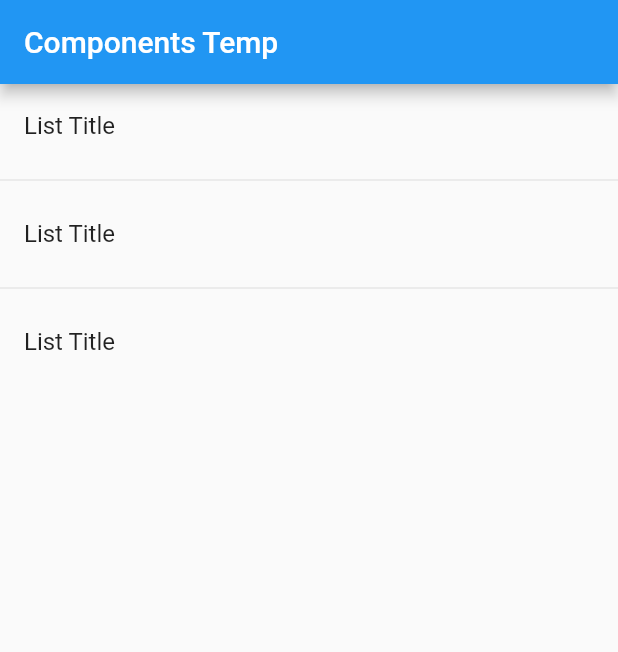
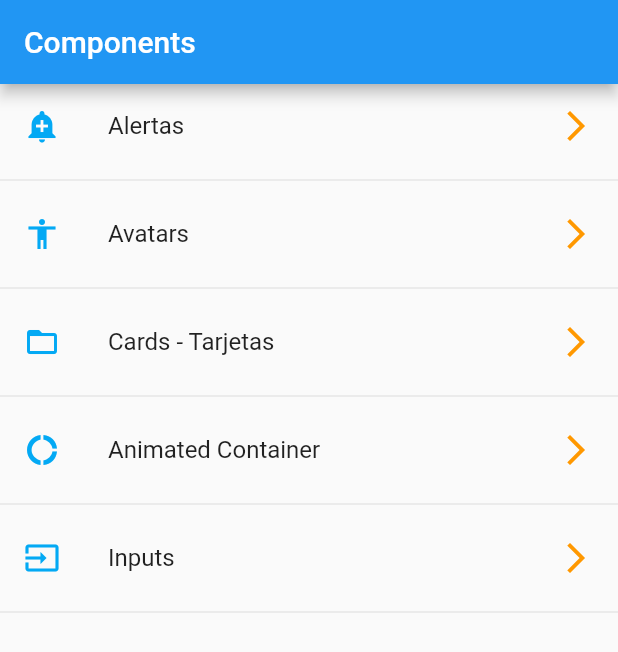
Before and after one commit to AngelSalmones/CursoMovilFlutter, a Flutter app: the screen it shows after launch, on a phone screen of 412 x 824 dp. Shown: the top 652 px of the screen. Run offline on Flutter 3.47's test engine with Material 2 defaults, Android fonts, the phone set to English and light mode, and no system bars.

Commit message:
second commint day 06-28-19

```diff
--- /dev/null
+++ b/components/data/menu_opts.json
@@ -0,0 +1,30 @@
+{
+    "nameApp" : "Componentes",
+    "routes" : [
+        {
+            "route" : "alert",
+            "icon" : "add_alert",
+            "text": "Alertas"
+        },
+        {
+            "route" : "avatar",
+            "icon" : "accessibility",
+            "text": "Avatars"
+        },
+        {
+            "route" : "card",
+            "icon" : "folder_open",
+            "text": "Cards - Tarjetas"
+        },
+        {
+            "route" : "animatedContainer",
+            "icon" : "donut_large",
+            "text": "Animated Container"
+        },
+        {
+            "route" : "inputs",
+            "icon" : "input",
+            "text": "Inputs"
+        }
+    ]
+}
--- a/components/lib/main.dart
+++ b/components/lib/main.dart
@@ -1,6 +1,9 @@
+
 import 'package:flutter/material.dart';
 
-import 'package:components/src/pages/home_temp.dart';
+import 'package:components/src/pages/alert_page.dart';
+import 'package:components/src/routes/routes.dart';
+//import 'package:components/src/pages/home_temp.dart';
 void main () => runApp(MyApp());
 
 class MyApp extends StatelessWidget{
@@ -9,7 +12,16 @@ class MyApp extends StatelessWidget{
     return MaterialApp(
         title: 'Components App',
         debugShowCheckedModeBanner: false,
-        home : HomePageTemp()
+        initialRoute: '/',
+        routes: getApplicationRoutes(),
+      onGenerateRoute: ( RouteSettings settings ) {
+
+          return MaterialPageRoute(
+
+            builder: (BuildContext context) => AlertPage (),
+          );
+
+      },
     );
   }
 }
--- a/components/lib/src/pages/home_page.dart
+++ b/components/lib/src/pages/home_page.dart
@@ -0,0 +1,63 @@
+import 'package:flutter/material.dart';
+
+import 'package:components/src/providers/menu_provider.dart';
+import 'package:components/src/utils/icon_string_utils.dart';
+import 'package:components/src/pages/alert_page.dart';
+class HomePage extends StatelessWidget{
+
+  @override
+  Widget build(BuildContext context) {
+
+    return Scaffold(
+      appBar: AppBar(
+        title: Text('Components'),
+      ),
+      body: _list (),
+    );
+  }
+
+  Widget _list () {
+
+   //menuProvider.laodData().
+    return FutureBuilder(
+      future: menuProvider.loadData(),
+      initialData: [],
+      builder: (  context , AsyncSnapshot<List<dynamic>> snapshot){
+
+        return  ListView(
+          children: _listitems( snapshot.data, context),
+        );
+      },
+    );
+
+  }
+
+  List <Widget> _listitems(List<dynamic> data , BuildContext context){
+
+    final List<Widget> options = [];
+
+    data.forEach((opts){
+      final widgetTemp = ListTile(
+        title : Text (opts['text']),
+        leading: getIcon ( opts['icon']),
+        trailing: Icon (Icons.arrow_forward_ios, color: Colors.orange,),
+        onTap: (){
+
+          Navigator.pushNamed(context, opts['route']);
+//          final route = MaterialPageRoute(
+//            builder: (context){
+//              return AlertPage();
+//            }
+//          );
+//          Navigator.push(context, route);
+
+        },
+      );
+      options..add( widgetTemp )
+             ..add (Divider());
+    });
+
+    return options;
+  }
+
+}
--- a/components/lib/src/routes/routes.dart
+++ b/components/lib/src/routes/routes.dart
@@ -0,0 +1,21 @@
+import 'package:flutter/material.dart';
+
+import 'package:components/src/pages/home_page.dart';
+import 'package:components/src/pages/alert_page.dart';
+import 'package:components/src/pages/avatar_page.dart';
+import 'package:components/src/pages/card_page.dart';
+import 'package:components/src/pages/input_page.dart';
+import 'package:components/src/pages/animated_container.dart';
+
+Map <String, WidgetBuilder> getApplicationRoutes () {
+
+  return  <String,WidgetBuilder>{
+    '/'       : (BuildContext context) => HomePage(),
+    'alert'   : (BuildContext context) => AlertPage(),
+    'avatar'  : (BuildContext context ) => AvaterPage(),
+    'card'    : (BuildContext context) => CardPage(),
+    'animatedContainer' : (BuildContext context) => AnimatedContainerPage(),
+    'inputs' : (BuildContext context) => InputPage(),
+
+  };
+}
--- a/components/lib/src/utils/icon_string_utils.dart
+++ b/components/lib/src/utils/icon_string_utils.dart
@@ -0,0 +1,16 @@
+import 'package:flutter/material.dart';
+
+
+final _icons = <String, IconData>{
+  'add_alert'     :  Icons.add_alert,
+  'accessibility' :  Icons.accessibility,
+  'folder_open'   :  Icons.folder_open,
+  'donut_large'   :  Icons.donut_large,
+  'input'   :  Icons.input,
+
+};
+
+Icon getIcon (String nameIcon){
+
+  return Icon (_icons[nameIcon], color: Colors.lightBlue,);
+}
--- a/components/pubspec.yaml
+++ b/components/pubspec.yaml
@@ -41,7 +41,9 @@ flutter:
   uses-material-design: true
 
   # To add assets to your application, add an assets section, like this:
-  # assets:
+  assets:
+    - data/menu_opts.json
+    - assets/
   #  - images/a_dot_burr.jpeg
   #  - images/a_dot_ham.jpeg
 
```
Also changed, not shown: components/lib/src/pages/alert_page.dart (+61 -0 lines), components/lib/src/pages/animated_container.dart (+56 -0 lines), components/lib/src/pages/avatar_page.dart (+39 -0 lines), components/lib/src/pages/card_page.dart (+115 -0 lines), components/lib/src/pages/home_temp.dart (+40 -13 lines), components/lib/src/pages/input_page.dart (+44 -0 lines), components/lib/src/providers/menu_provider.dart (+26 -0 lines), components/assets/jar-loading.gif (added).
